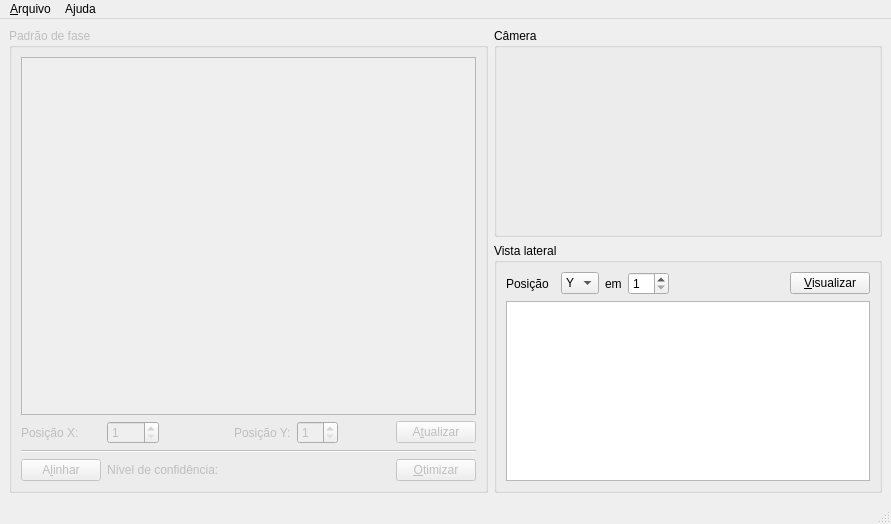
airtonrampim/PhaseOptimizer, file mainwindow.ui: the form before one commit.
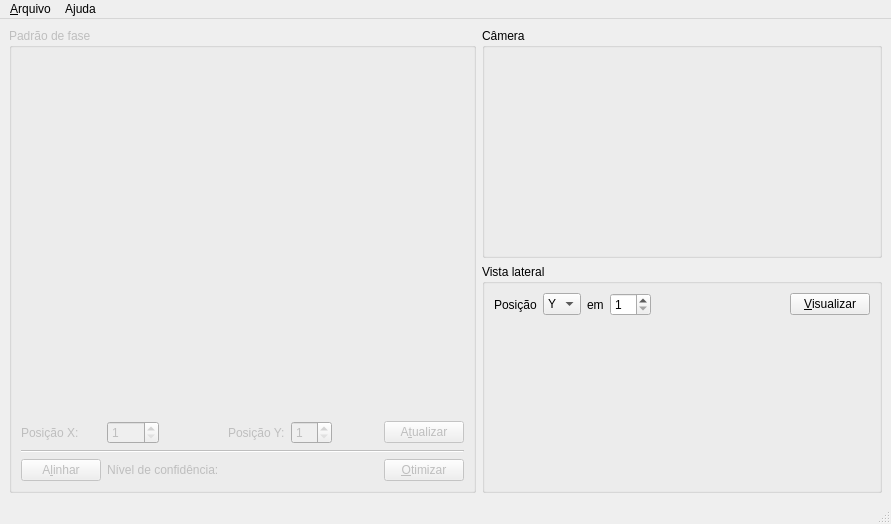
The form after the commit.

Commit message: Mudanças a serem submetidas: 	modified:   PhaseOptimizer.py 	modified:   mainwindow.py 	modified:   mainwindow.ui

```diff
--- a/mainwindow.ui
+++ b/mainwindow.ui
@@ -52,45 +52,14 @@
        <string>Vista lateral</string>
       </property>
       <layout class="QGridLayout" name="gridLayout_2">
-       <item row="0" column="3">
+       <item row="0" column="2">
         <widget class="QLabel" name="lblIn">
          <property name="text">
           <string>em</string>
          </property>
         </widget>
        </item>
-       <item row="0" column="4">
-        <widget class="QSpinBox" name="sbPositionValue">
-         <property name="minimum">
-          <number>1</number>
-         </property>
-        </widget>
-       </item>
-       <item row="0" column="2">
-        <widget class="QComboBox" name="cbPosition">
-         <property name="currentIndex">
-          <number>1</number>
-         </property>
-         <item>
-          <property name="text">
-           <string>X</string>
-          </property>
-         </item>
-         <item>
-          <property name="text">
-           <string>Y</string>
-          </property>
-         </item>
-        </widget>
-       </item>
-       <item row="1" column="0" colspan="7">
-        <widget class="QGraphicsView" name="gvCameraSideView">
-         <property name="focusPolicy">
-          <enum>Qt::NoFocus</enum>
-         </property>
-        </widget>
-       </item>
-       <item row="0" column="6">
+       <item row="0" column="5">
         <widget class="QPushButton" name="pbShow">
          <property name="text">
           <string>&amp;Visualizar</string>
@@ -104,7 +73,7 @@
          </property>
         </widget>
        </item>
-       <item row="0" column="5">
+       <item row="0" column="4">
         <spacer name="horizontalSpacer_3">
          <property name="orientation">
           <enum>Qt::Horizontal</enum>
@@ -117,6 +86,37 @@
          </property>
         </spacer>
        </item>
+       <item row="0" column="3">
+        <widget class="QSpinBox" name="sbPositionValue">
+         <property name="minimum">
+          <number>1</number>
+         </property>
+        </widget>
+       </item>
+       <item row="0" column="1">
+        <widget class="QComboBox" name="cbPosition">
+         <property name="currentIndex">
+          <number>1</number>
+         </property>
+         <item>
+          <property name="text">
+           <string>X</string>
+          </property>
+         </item>
+         <item>
+          <property name="text">
+           <string>Y</string>
+          </property>
+         </item>
+        </widget>
+       </item>
+       <item row="1" column="0" colspan="6">
+        <widget class="QLabel" name="lblCameraSideView">
+         <property name="text">
+          <string/>
+         </property>
+        </widget>
+       </item>
       </layout>
      </widget>
     </item>
@@ -129,52 +129,6 @@
        <string>Padrão de fase</string>
       </property>
       <layout class="QGridLayout" name="gridLayout_3">
-       <item row="6" column="7">
-        <widget class="QPushButton" name="pbOptimize">
-         <property name="text">
-          <string>&amp;Otimizar</string>
-         </property>
-        </widget>
-       </item>
-       <item row="5" column="0" colspan="8">
-        <widget class="Line" name="line">
-         <property name="orientation">
-          <enum>Qt::Horizontal</enum>
-         </property>
-        </widget>
-       </item>
-       <item row="6" column="5">
-        <spacer name="horizontalSpacer_2">
-         <property name="orientation">
-          <enum>Qt::Horizontal</enum>
-         </property>
-         <property name="sizeHint" stdset="0">
-          <size>
-           <width>40</width>
-           <height>20</height>
-          </size>
-         </property>
-        </spacer>
-       </item>
-       <item row="1" column="1">
-        <widget class="QSpinBox" name="sbX">
-         <property name="maximumSize">
-          <size>
-           <width>52</width>
-           <height>32</height>
-          </size>
-         </property>
-         <property name="toolTip">
-          <string>&lt;html&gt;&lt;head/&gt;&lt;body&gt;&lt;p&gt;Indica a posição X do padrão de fase no canvas do SLM&lt;/p&gt;&lt;/body&gt;&lt;/html&gt;</string>
-         </property>
-         <property name="whatsThis">
-          <string>&lt;html&gt;&lt;head/&gt;&lt;body&gt;&lt;p&gt;&lt;br/&gt;&lt;/p&gt;&lt;/body&gt;&lt;/html&gt;</string>
-         </property>
-         <property name="minimum">
-          <number>1</number>
-         </property>
-        </widget>
-       </item>
        <item row="1" column="5">
         <spacer name="horizontalSpacer">
          <property name="orientation">
@@ -188,24 +142,22 @@
          </property>
         </spacer>
        </item>
-       <item row="1" column="7">
-        <widget class="QPushButton" name="pbUpdate">
-         <property name="text">
-          <string>A&amp;tualizar</string>
+       <item row="1" column="2">
+        <widget class="QSpinBox" name="sbX">
+         <property name="maximumSize">
+          <size>
+           <width>52</width>
+           <height>32</height>
+          </size>
          </property>
-        </widget>
-       </item>
-       <item row="1" column="0">
-        <widget class="QLabel" name="lblX">
-         <property name="text">
-          <string>Posição X:</string>
+         <property name="toolTip">
+          <string>&lt;html&gt;&lt;head/&gt;&lt;body&gt;&lt;p&gt;Indica a posição X do padrão de fase no canvas do SLM&lt;/p&gt;&lt;/body&gt;&lt;/html&gt;</string>
          </property>
-        </widget>
-       </item>
-       <item row="0" column="0" colspan="8">
-        <widget class="QGraphicsView" name="gvPhase">
-         <property name="focusPolicy">
-          <enum>Qt::NoFocus</enum>
+         <property name="whatsThis">
+          <string>&lt;html&gt;&lt;head/&gt;&lt;body&gt;&lt;p&gt;&lt;br/&gt;&lt;/p&gt;&lt;/body&gt;&lt;/html&gt;</string>
+         </property>
+         <property name="minimum">
+          <number>1</number>
          </property>
         </widget>
        </item>
@@ -216,6 +168,13 @@
          </property>
         </widget>
        </item>
+       <item row="5" column="1" colspan="6">
+        <widget class="Line" name="line">
+         <property name="orientation">
+          <enum>Qt::Horizontal</enum>
+         </property>
+        </widget>
+       </item>
        <item row="1" column="4">
         <widget class="QSpinBox" name="sbY">
          <property name="maximumSize">
@@ -235,20 +194,61 @@
          </property>
         </widget>
        </item>
-       <item row="6" column="0">
-        <widget class="QPushButton" name="pbAlign">
-         <property name="text">
-          <string>A&amp;linhar</string>
-         </property>
-        </widget>
-       </item>
-       <item row="6" column="1">
+       <item row="6" column="2">
         <widget class="QLabel" name="lblConfidence">
          <property name="text">
           <string>Nível de confidência: </string>
          </property>
         </widget>
        </item>
+       <item row="6" column="6">
+        <widget class="QPushButton" name="pbOptimize">
+         <property name="text">
+          <string>&amp;Otimizar</string>
+         </property>
+        </widget>
+       </item>
+       <item row="6" column="5">
+        <spacer name="horizontalSpacer_2">
+         <property name="orientation">
+          <enum>Qt::Horizontal</enum>
+         </property>
+         <property name="sizeHint" stdset="0">
+          <size>
+           <width>40</width>
+           <height>20</height>
+          </size>
+         </property>
+        </spacer>
+       </item>
+       <item row="1" column="1">
+        <widget class="QLabel" name="lblX">
+         <property name="text">
+          <string>Posição X:</string>
+         </property>
+        </widget>
+       </item>
+       <item row="1" column="6">
+        <widget class="QPushButton" name="pbUpdate">
+         <property name="text">
+          <string>A&amp;tualizar</string>
+         </property>
+        </widget>
+       </item>
+       <item row="6" column="1">
+        <widget class="QPushButton" name="pbAlign">
+         <property name="text">
+          <string>A&amp;linhar</string>
+         </property>
+        </widget>
+       </item>
+       <item row="0" column="1" colspan="6">
+        <widget class="QLabel" name="lblPhase">
+         <property name="text">
+          <string/>
+         </property>
+        </widget>
+       </item>
       </layout>
      </widget>
     </item>
```
Left out of the diff: 2 changed lines with no effect on the pictures. The commit also changes 2 other files.
